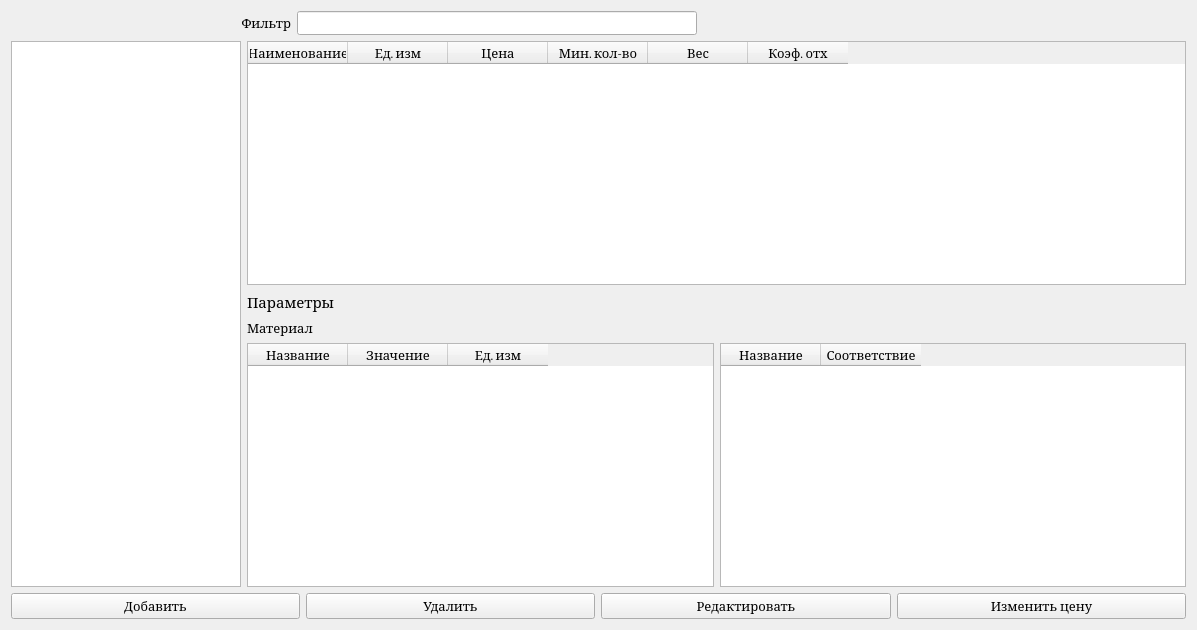
Before: the Qt Designer form materialswindow.ui in Keqy/Matterhorn-materials, drawn with Qt 5.
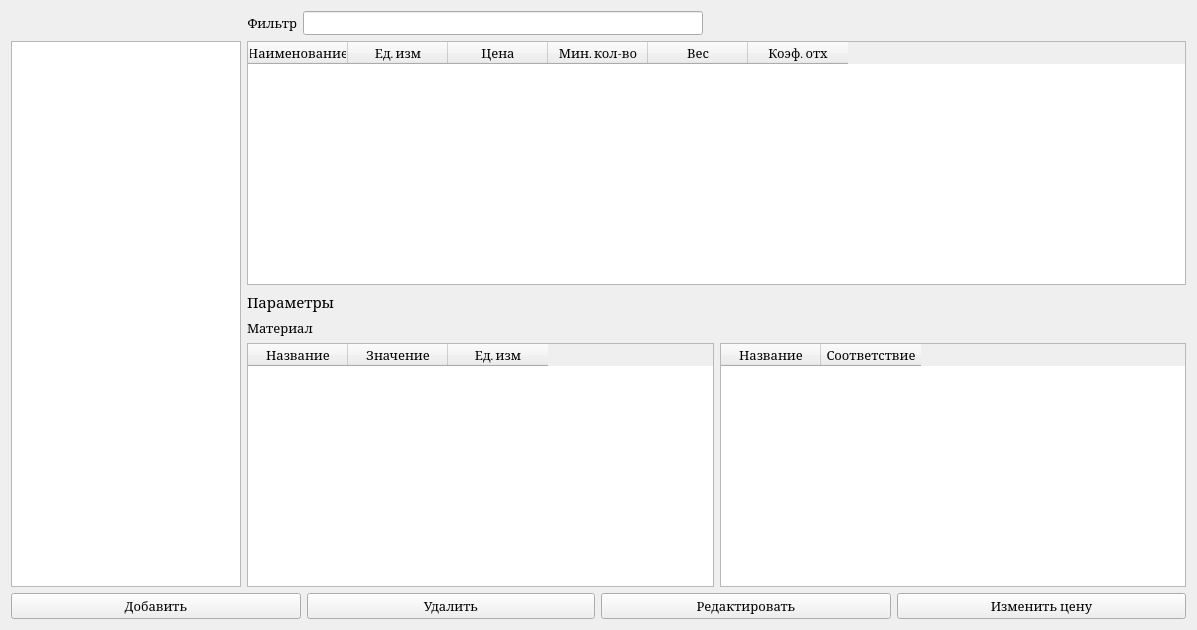
After: the same form once the commit is applied. Icons and pictures are not drawn.

Commit message: style: Rename some MaterialsWindow objects for clarity

What changed in the file:
```diff
--- a/materialswindow.ui
+++ b/materialswindow.ui
@@ -217,7 +217,7 @@
        </property>
        <property name="sizeHint" stdset="0">
         <size>
-         <width>230</width>
+         <width>236</width>
          <height>20</height>
         </size>
        </property>
```
Left out of the diff: 19 changed lines with no effect on the pictures. The commit also changes 1 other file.
